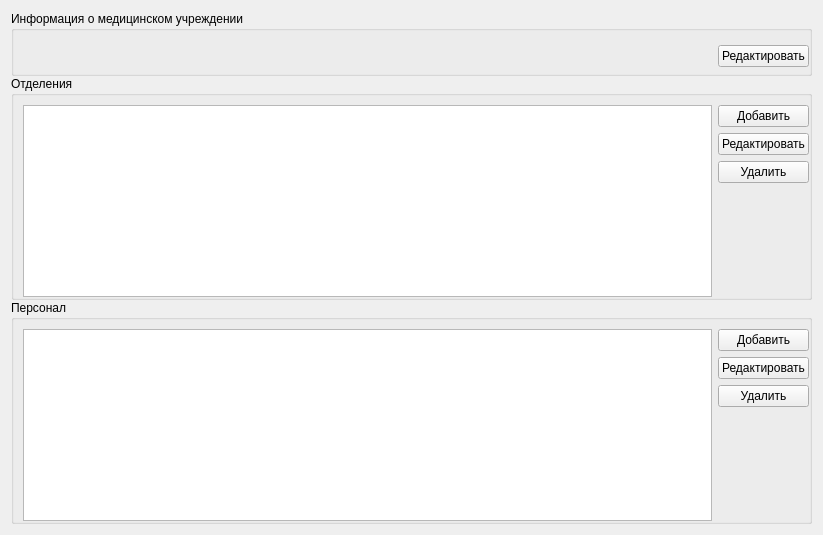
Above: src/departments/maindepartmentswidget.ui from megakoko/m-system before the change. Below: the same form after it.
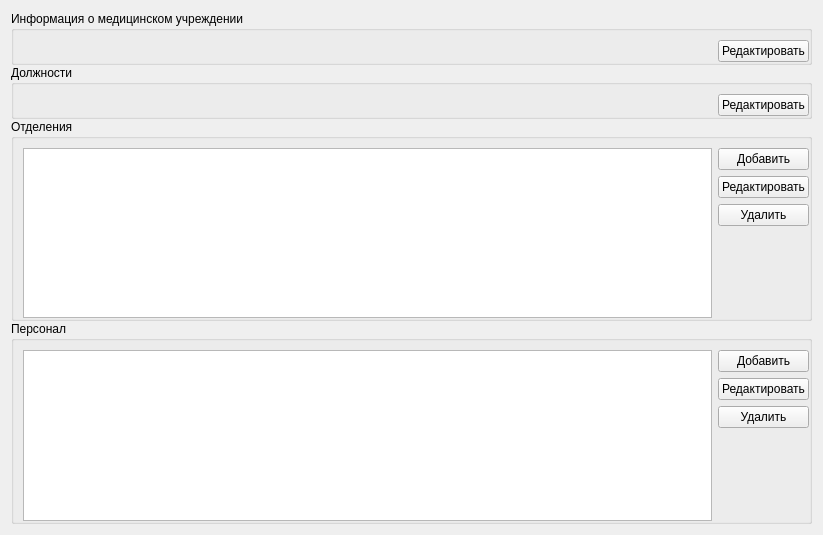
That is the form after the change.

What changed in the file:
```diff
--- a/src/departments/maindepartmentswidget.ui
+++ b/src/departments/maindepartmentswidget.ui
@@ -55,6 +55,41 @@
      </layout>
     </widget>
    </item>
+   <item>
+    <widget class="QGroupBox" name="groupBox_4">
+     <property name="title">
+      <string>Должности</string>
+     </property>
+     <layout class="QHBoxLayout" name="horizontalLayout_4">
+      <property name="rightMargin">
+       <number>0</number>
+      </property>
+      <property name="bottomMargin">
+       <number>0</number>
+      </property>
+      <item>
+       <widget class="QLabel" name="m_positionsInformation">
+        <property name="sizePolicy">
+         <sizepolicy hsizetype="Expanding" vsizetype="Expanding">
+          <horstretch>0</horstretch>
+          <verstretch>0</verstretch>
+         </sizepolicy>
+        </property>
+        <property name="text">
+         <string/>
+        </property>
+       </widget>
+      </item>
+      <item>
+       <widget class="QPushButton" name="m_editPositions">
+        <property name="text">
+         <string>Редактировать</string>
+        </property>
+       </widget>
+      </item>
+     </layout>
+    </widget>
+   </item>
    <item>
     <widget class="QGroupBox" name="groupBox_2">
      <property name="title">
```
